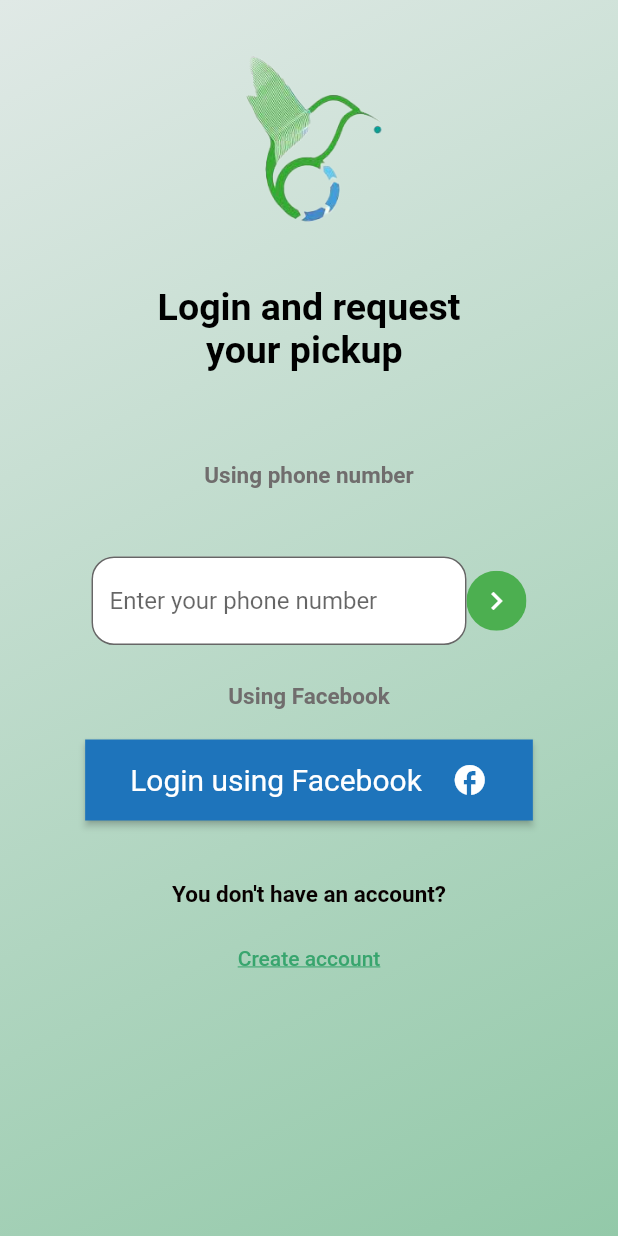
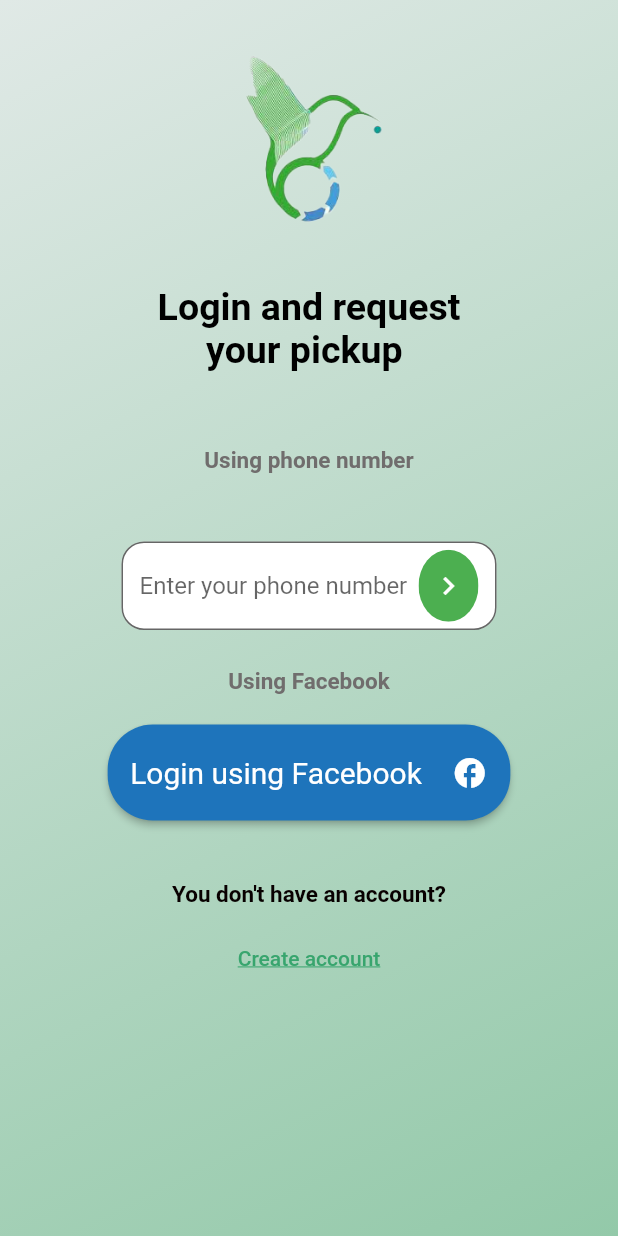
Before and after one commit to Amal1999/colibris_mobile, a Flutter app: the screen it shows after launch, on a phone screen of 412 x 824 dp. Run offline on Flutter 3.47's test engine with Material 2 defaults, Android fonts, the phone set to English and light mode, and no system bars.

Commit message:
dernier commit

```diff
--- a/lib/screens/LoginProfile.dart
+++ b/lib/screens/LoginProfile.dart
@@ -13,6 +13,8 @@
 
    Widget build(BuildContext context) {
          final topPadding = MediaQuery.of(context).padding.top;
+           final formGlobalKey = GlobalKey < FormState > ();
+
 
     return SafeArea(
       child: Scaffold(
@@ -55,7 +57,7 @@
                   fontWeight: FontWeight.bold,
                 ),
               ),
-              SizedBox(height: 60,),
+              SizedBox(height: 50,),
               const Text("Using phone number", style: TextStyle(
                   fontSize: 15,
                   color: Color.fromARGB(255, 112, 109, 109),
@@ -73,17 +75,8 @@
 
           FormValidationExample(),
          SizedBox(height:10),
-         Align(alignment:Alignment(5,6) ,
-child :ClipOval(
-  child: Material(
-    color: Colors.green, // button color
-    child: InkWell(
-      splashColor: Colors.green, // Couleur qui "envahit" le bouton lors du focus
-      child: SizedBox(width: 40, height: 40, child: Icon(Icons.navigate_next,color: Colors.white,)),
-      onTap: () {},
-    ),)
-  ),
-)
+
+
     ]),
           SizedBox(width: 20,),
                const Text("Using Facebook", style: TextStyle(
@@ -94,13 +87,14 @@
               ),
                             SizedBox(height: 20),
 
-              ElevatedButton(
-  onPressed: () {},  style: ElevatedButton.styleFrom(
+             ElevatedButton(
+  onPressed: () {
+  },  style: ElevatedButton.styleFrom(
      primary: Color.fromARGB(255, 30, 116, 187),
-              padding: const EdgeInsets.symmetric(horizontal: 30, vertical: 15),
+              padding: const EdgeInsets.symmetric(horizontal: 15, vertical: 20),
               textStyle: const TextStyle(fontSize: 20),
               shape: RoundedRectangleBorder(
-                  borderRadius: BorderRadius.circular(0))
+                  borderRadius: BorderRadius.circular(30))
             ),
 
   child: Row(
--- a/lib/widgets/PhoneText.dart
+++ b/lib/widgets/PhoneText.dart
@@ -17,10 +17,9 @@
   @override
   State<FormValidationExample> createState() => _FormValidationExampleState();
 
-  final formGlobalKey = GlobalKey < FormState > ();
    }
 class _FormValidationExampleState extends State<FormValidationExample> {
-  late Map<String, dynamic> user;
+  final formGlobalKey = GlobalKey < FormState > ();
 
  // get formGlobalKey => null;
 
@@ -29,7 +28,7 @@
 
   @override
   Widget build(BuildContext context) {
-  final formGlobalKey = GlobalKey < FormState > ();
+
     return
       Form(
             key: formGlobalKey,
@@ -43,6 +42,19 @@
 
                          controller: phone1,
                         decoration: InputDecoration(
+                          suffixIcon: Padding(
+  padding: const EdgeInsetsDirectional.only(end: 12.0),
+  child: ClipOval(
+  child: Material(
+    color: Colors.green, // button color
+    child: InkWell(
+      splashColor: Colors.green, // Couleur qui "envahit" le bouton lors du focus
+      child: SizedBox(width: 40, height: 40, child: Icon(Icons.navigate_next,color: Colors.white,)),
+      onTap: () { if (formGlobalKey.currentState!.validate()) {
+                              formGlobalKey.currentState!.save();}},
+    ),)
+  ), // myIcon is a 48px-wide widget.
+),
                           hintText: "Enter your phone number ",
                           fillColor: Colors.white,
                 filled: true,
```
